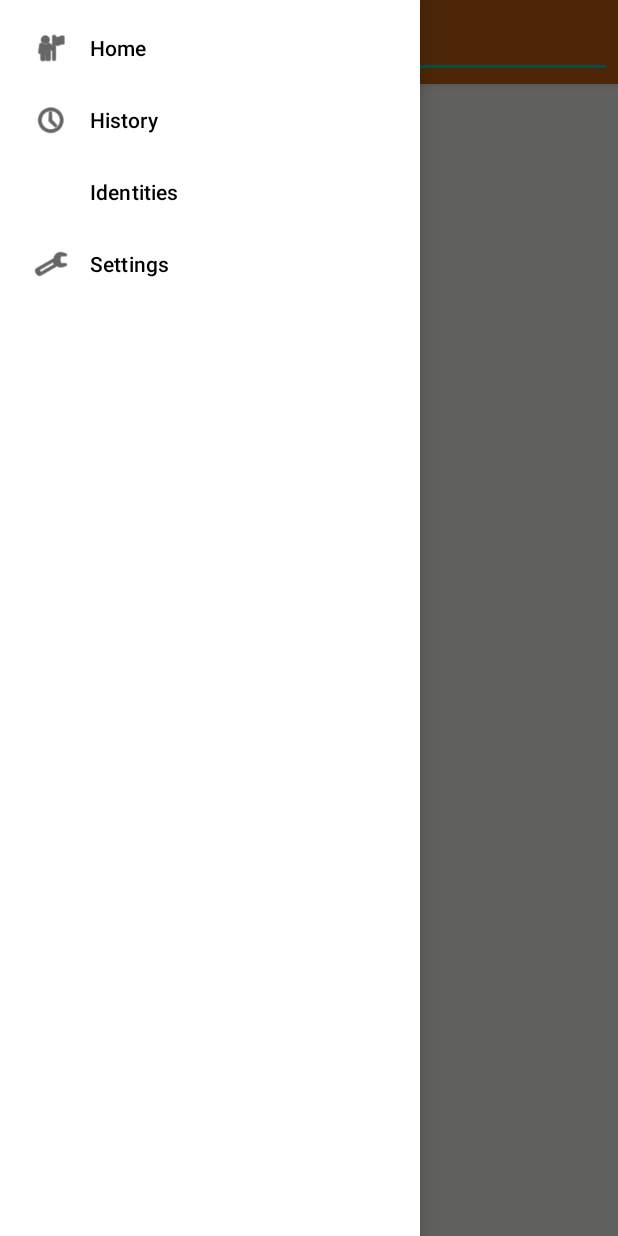
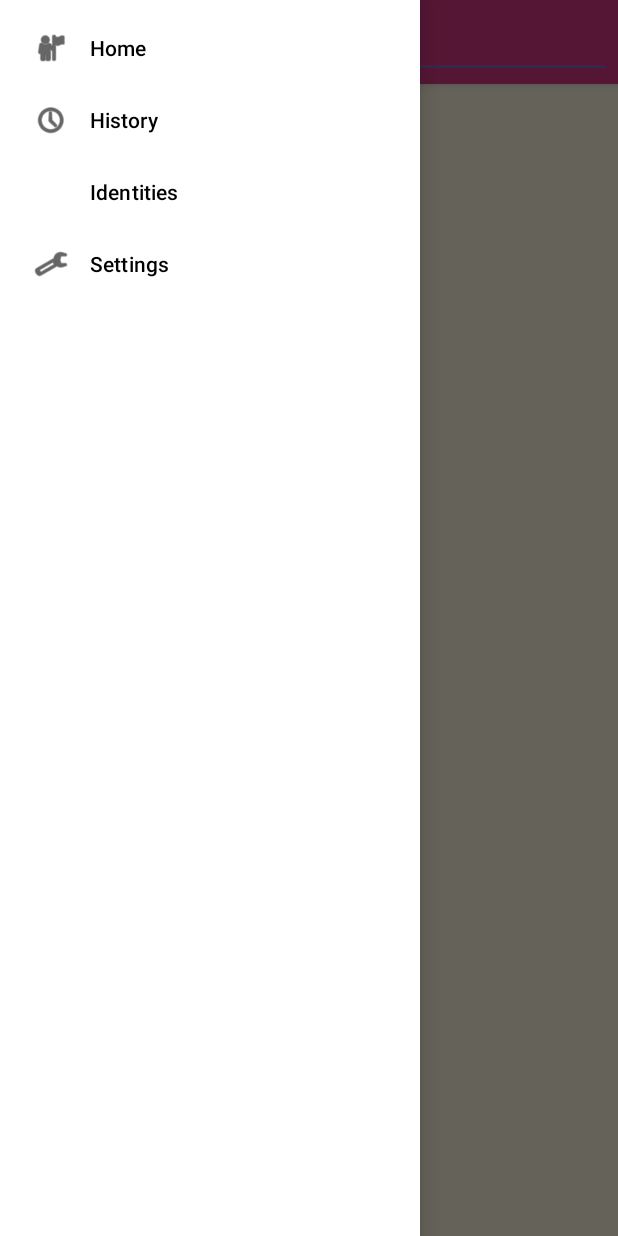
Before and after one commit to Dece/Comet, an Android app: the screen it shows after launch (MainActivity), with the side drawer open, on a phone screen of 412 x 824 dp. Run offline under Robolectric (Android 15) with nearby library versions, the phone set to English and light mode, and no system bars; our stand-ins replace Room's generated code, navigation-ui.

Commit message:
use Solarized colors

```diff
--- a/app/src/main/res/layout/gemtext_link.xml
+++ b/app/src/main/res/layout/gemtext_link.xml
@@ -4,5 +4,5 @@
     android:layout_width="match_parent"
     android:layout_height="wrap_content"
     style="@style/CometText"
-    android:textColor="@color/teal_700"
+    android:textColor="@color/link"
     android:textIsSelectable="false" />
--- a/app/src/main/res/values-night/colors.xml
+++ b/app/src/main/res/values-night/colors.xml
@@ -1,4 +1,12 @@
 <?xml version="1.0" encoding="utf-8"?>
 <resources>
-    <color name="text">#D4D4D4</color>
+    <color name="background">#002b36</color>
+    <color name="background_emph">#073642</color>
+    <color name="text_light">#93a1a1</color>
+    <color name="text">#839496</color>
+    <color name="main_accent">#d33682</color>
+    <color name="main_accent_dark">#073642</color>
+    <color name="second_accent">#2aa198</color>
+    <color name="second_accent_dark">#073642</color>
+    <color name="link">#2aa198</color>
 </resources>
--- a/app/src/main/res/values-night/themes.xml
+++ /dev/null
@@ -1,16 +0,0 @@
-<resources xmlns:tools="http://schemas.android.com/tools">
-    <!-- Base application theme. -->
-    <style name="Theme.Comet" parent="Theme.MaterialComponents.DayNight.NoActionBar">
-        <!-- Primary brand color. -->
-        <item name="colorPrimary">@color/purple_200</item>
-        <item name="colorPrimaryVariant">@color/purple_700</item>
-        <item name="colorOnPrimary">@color/black</item>
-        <!-- Secondary brand color. -->
-        <item name="colorSecondary">@color/teal_200</item>
-        <item name="colorSecondaryVariant">@color/teal_200</item>
-        <item name="colorOnSecondary">@color/black</item>
-        <!-- Status bar color. -->
-        <item name="android:statusBarColor" tools:targetApi="l">?attr/colorPrimaryVariant</item>
-        <!-- Customize your theme here. -->
-    </style>
-</resources>
--- a/app/src/main/res/values/colors.xml
+++ b/app/src/main/res/values/colors.xml
@@ -1,17 +1,34 @@
 <?xml version="1.0" encoding="utf-8"?>
 <resources>
-    <color name="purple_200">#FFBB86FC</color>
-    <color name="purple_500">#FF6200EE</color>
-    <color name="purple_700">#FF3700B3</color>
-    <color name="teal_200">#FF03DAC5</color>
-    <color name="teal_700">#FF018786</color>
-    <color name="black">#FF000000</color>
+    <color name="black">#000000</color>
 
-    <color name="bright">#F3F4ED</color>
-    <color name="text_light">#536162</color>
-    <color name="text">#424642</color>
-    <color name="orange">#C06014</color>
-    <color name="orange_dark">#683C19</color>
-    <color name="teal">#14C0B2</color>
-    <color name="teal_dark">#147169</color>
+    <color name="background">#fdf6e3</color>
+    <color name="background_emph">#eee8d5</color>
+    <color name="text_light">#93a1a1</color>
+    <color name="text">#657b83</color>
+    <color name="main_accent">#d33682</color>
+    <color name="main_accent_dark">#6c71c4</color>
+    <color name="second_accent">#6c71c4</color>
+    <color name="second_accent_dark">#073642</color>
+    <color name="link">#268bd2</color>
+    <!--
+    Based on Solarized
+    SOLARIZED HEX     16/8 TERMCOL  XTERM/HEX   L*A*B      RGB         HSB
+    base03    #002b36  8/4 brblack  234 #1c1c1c 15 -12 -12   0  43  54 193 100  21
+    base02    #073642  0/4 black    235 #262626 20 -12 -12   7  54  66 192  90  26
+    base01    #586e75 10/7 brgreen  240 #585858 45 -07 -07  88 110 117 194  25  46
+    base00    #657b83 11/7 bryellow 241 #626262 50 -07 -07 101 123 131 195  23  51
+    base0     #839496 12/6 brblue   244 #808080 60 -06 -03 131 148 150 186  13  59
+    base1     #93a1a1 14/4 brcyan   245 #8a8a8a 65 -05 -02 147 161 161 180   9  63
+    base2     #eee8d5  7/7 white    254 #e4e4e4 92 -00  10 238 232 213  44  11  93
+    base3     #fdf6e3 15/7 brwhite  230 #ffffd7 97  00  10 253 246 227  44  10  99
+    yellow    #b58900  3/3 yellow   136 #af8700 60  10  65 181 137   0  45 100  71
+    orange    #cb4b16  9/3 brred    166 #d75f00 50  50  55 203  75  22  18  89  80
+    red       #dc322f  1/1 red      160 #d70000 50  65  45 220  50  47   1  79  86
+    magenta   #d33682  5/5 magenta  125 #af005f 50  65 -05 211  54 130 331  74  83
+    violet    #6c71c4 13/5 brmagenta 61 #5f5faf 50  15 -45 108 113 196 237  45  77
+    blue      #268bd2  4/4 blue      33 #0087ff 55 -10 -45  38 139 210 205  82  82
+    cyan      #2aa198  6/6 cyan      37 #00afaf 60 -35 -05  42 161 152 175  74  63
+    green     #859900  2/2 green     64 #5f8700 60 -20  65 133 153   0  68 100  60
+    -->
 </resources>
--- a/app/src/main/res/values/themes.xml
+++ b/app/src/main/res/values/themes.xml
@@ -2,17 +2,17 @@
     <!-- Base application theme. -->
     <style name="Theme.Comet" parent="Theme.MaterialComponents.DayNight.NoActionBar">
         <!-- Primary brand color. -->
-        <item name="colorPrimary">@color/orange</item>
-        <item name="colorPrimaryVariant">@color/orange_dark</item>
-        <item name="colorOnPrimary">@color/bright</item>
+        <item name="colorPrimary">@color/main_accent</item>
+        <item name="colorPrimaryVariant">@color/main_accent_dark</item>
+        <item name="colorOnPrimary">@color/background</item>
         <!-- Secondary brand color. -->
-        <item name="colorSecondary">@color/teal</item>
-        <item name="colorSecondaryVariant">@color/teal_dark</item>
+        <item name="colorSecondary">@color/second_accent</item>
+        <item name="colorSecondaryVariant">@color/second_accent_dark</item>
         <item name="colorOnSecondary">@color/text</item>
         <!-- Status bar color. -->
         <item name="android:statusBarColor" tools:targetApi="l">?attr/colorPrimaryVariant</item>
         <!-- Customize your theme here. -->
-        <item name="android:windowBackground">@color/bright</item>
+        <item name="android:windowBackground">@color/background</item>
         <item name="android:progressBackgroundTint">?attr/colorSecondaryVariant</item>
     </style>
 </resources>
```
